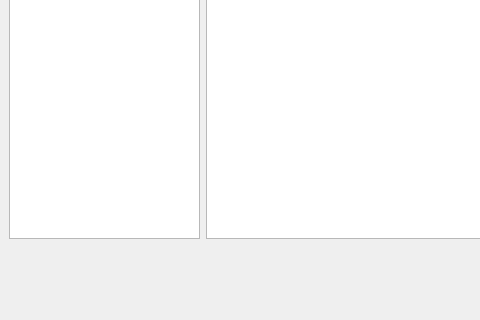
The window that branches/avidemux_2.6_branch_mean/avidemux/qt4/ADM_userInterfaces/ADM_filters/mainfilter.ui (BackupTheBerlios/avidemux-svn) describes before a commit, drawn with Qt 5; both pictures show x 0 to 480 and y 225 to 545 of the 913 by 545 pixel window.
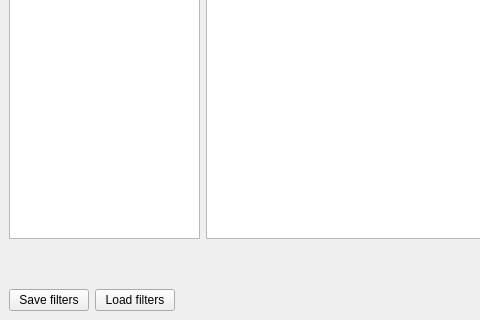
The same window after the commit. Icons and pictures are not drawn.

Commit message: [filters] save/load

What changed in the file:
```diff
--- a/branches/avidemux_2.6_branch_mean/avidemux/qt4/ADM_userInterfaces/ADM_filters/mainfilter.ui
+++ b/branches/avidemux_2.6_branch_mean/avidemux/qt4/ADM_userInterfaces/ADM_filters/mainfilter.ui
@@ -368,6 +368,20 @@
      <property name="margin">
       <number>0</number>
      </property>
+     <item>
+      <widget class="QPushButton" name="pushSave">
+       <property name="text">
+        <string>Save filters</string>
+       </property>
+      </widget>
+     </item>
+     <item>
+      <widget class="QPushButton" name="pushLoad">
+       <property name="text">
+        <string>Load filters</string>
+       </property>
+      </widget>
+     </item>
      <item>
       <spacer>
        <property name="orientation">
```
The commit also changes 3 other files.
